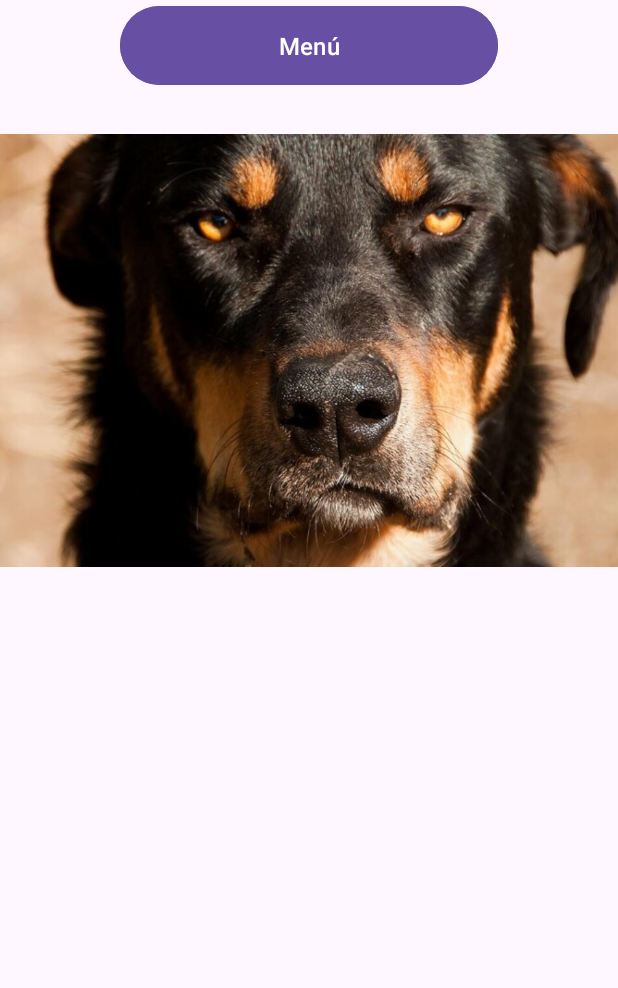
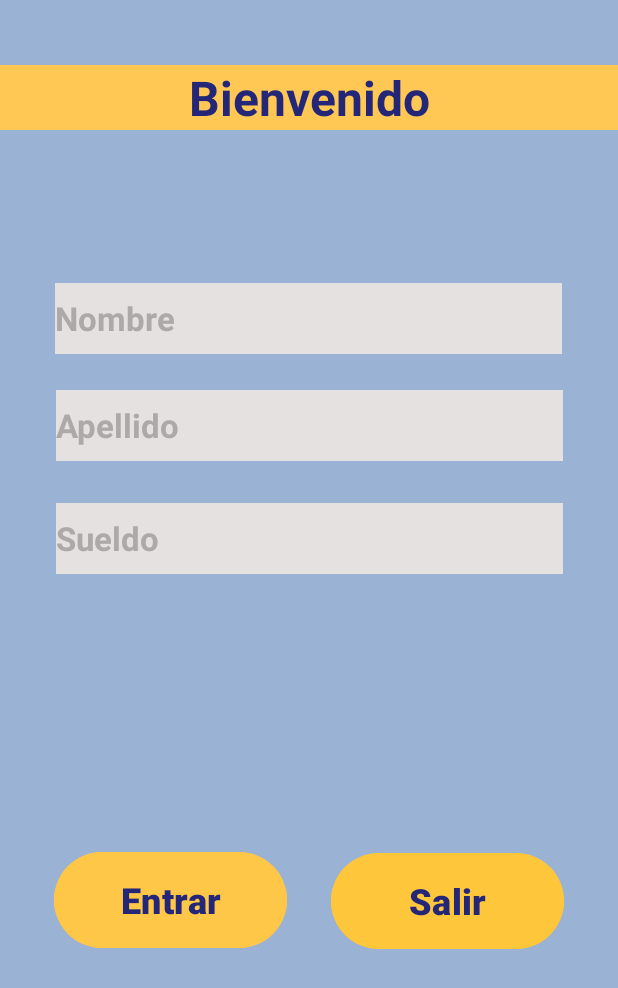
Before and after one commit to Abnermichea/Avance-1, an Android app: the screen it shows after launch (MainActivity before the commit, paginaPrincipal after it), on a phone screen of 412 x 824 dp. Shown: the top 988 px of the screen. Run offline under Robolectric (Android 15) with nearby library versions, the phone set to English and light mode, and no system bars.

Commit message:
Inicio Proyecto Avance 1

```diff
--- /dev/null
+++ b/app/src/main/java/com/example/gestordegastos/paginaPrincipal.java
@@ -0,0 +1,24 @@
+package com.example.gestordegastos;
+
+import android.os.Bundle;
+
+import androidx.activity.EdgeToEdge;
+import androidx.appcompat.app.AppCompatActivity;
+import androidx.core.graphics.Insets;
+import androidx.core.view.ViewCompat;
+import androidx.core.view.WindowInsetsCompat;
+
+public class paginaPrincipal extends AppCompatActivity {
+
+    @Override
+    protected void onCreate(Bundle savedInstanceState) {
+        super.onCreate(savedInstanceState);
+        EdgeToEdge.enable(this);
+        setContentView(R.layout.activity_pagina_principal);
+        ViewCompat.setOnApplyWindowInsetsListener(findViewById(R.id.main), (v, insets) -> {
+            Insets systemBars = insets.getInsets(WindowInsetsCompat.Type.systemBars());
+            v.setPadding(systemBars.left, systemBars.top, systemBars.right, systemBars.bottom);
+            return insets;
+        });
+    }
+}
--- a/app/src/main/res/layout/activity_main.xml
+++ b/app/src/main/res/layout/activity_main.xml
@@ -5,59 +5,99 @@
     android:id="@+id/main"
     android:layout_width="match_parent"
     android:layout_height="match_parent"
+    android:background="#9F5F8ABA"
     tools:context=".MainActivity">
 
+    <TextView
+        android:layout_width="match_parent"
+        android:layout_height="wrap_content"
+        android:layout_marginTop="32dp"
+        android:layout_marginBottom="125dp"
+        android:background="#FFC855"
+        android:text="@string/Bienvenido"
+        android:textAlignment="center"
+        android:textColor="#1A2775"
+        android:textSize="50sp"
+        android:textStyle="bold"
+        app:layout_constraintBottom_toTopOf="@+id/textView"
+        app:layout_constraintTop_toTopOf="parent"
+        tools:ignore="MissingConstraints"
+        tools:layout_editor_absoluteX="0dp" />
+
+    <ImageView
+        android:id="@+id/imageView"
+        android:layout_width="221dp"
+        android:layout_height="228dp"
+        android:layout_marginEnd="12dp"
+        android:layout_marginBottom="84dp"
+        android:padding="25dp"
+        android:src="@drawable/ingresos"
+        app:layout_constraintBottom_toTopOf="@+id/imageView2"
+        app:layout_constraintEnd_toStartOf="@+id/textView"
+        app:layout_constraintHorizontal_bias="0.0"
+        app:layout_constraintStart_toStartOf="parent"
+        tools:ignore="ContentDescription,MissingConstraints" />
 
     <TextView
-        android:id="@+id/txtBienvenido"
-        android:layout_width="match_parent"
-        android:layout_height="wrap_content"
-        android:padding="10dp"
-        android:text="Bienvenido"
-        android:shadowColor="@color/cardview_dark_background"
+        android:id="@+id/textView"
+        android:layout_width="96dp"
+        android:layout_height="69dp"
+        android:layout_marginEnd="84dp"
+        android:layout_marginBottom="148dp"
+        android:gravity="center"
+        android:text="@string/ingresos"
         android:textAlignment="center"
-        android:textSize="24sp"
-        android:textAppearance="@color/black"
+        android:textColor="#1A2775"
+        android:textSize="22sp"
         android:textStyle="bold"
-        tools:layout_editor_absoluteX="0dp"
-        tools:layout_editor_absoluteY="16dp"
+        app:layout_constraintBottom_toTopOf="@+id/imageView2"
+        app:layout_constraintEnd_toEndOf="parent"
         tools:ignore="MissingConstraints" />
 
-    <Button
-        android:id="@+id/btnSalir"
-        android:layout_width="match_parent"
-        android:layout_height="wrap_content"
-        android:layout_margin="80dp"
-        android:padding="15dp"
-        android:text="Salir"
+    <TextView
+        android:layout_width="115dp"
+        android:layout_height="70dp"
+        android:layout_marginEnd="24dp"
+        android:layout_marginBottom="144dp"
+        android:gravity="center"
+        android:text="@string/gastoMensual"
         android:textAlignment="center"
-        android:textSize="16sp"
-        tools:ignore="MissingConstraints"
-        tools:layout_editor_absoluteX="80dp"
-        tools:layout_editor_absoluteY="621dp" />
+        android:textColor="#1A2775"
+        android:textSize="22sp"
+        android:textStyle="bold"
+        app:layout_constraintBottom_toTopOf="@+id/button"
+        app:layout_constraintEnd_toStartOf="@+id/imageView2"
+        app:layout_constraintHorizontal_bias="1.0"
+        app:layout_constraintStart_toStartOf="parent"
+        tools:ignore="MissingConstraints" />
+
+    <ImageView
+        android:id="@+id/imageView2"
+        android:layout_width="249dp"
+        android:layout_height="211dp"
+        android:layout_marginBottom="80dp"
+        android:padding="25dp"
+        android:src="@drawable/inngresos"
+        app:layout_constraintBottom_toTopOf="@+id/button"
+        app:layout_constraintEnd_toEndOf="parent"
+        app:layout_constraintHorizontal_bias="1.0"
+        app:layout_constraintStart_toStartOf="parent"
+        tools:ignore="ContentDescription,MissingConstraints" />
 
     <Button
-        android:id="@+id/btnMenu"
-        android:layout_width="match_parent"
-        android:layout_height="wrap_content"
-        android:layout_margin="80dp"
-        android:padding="15dp"
-        android:text="Menú"
+        android:id="@+id/button"
+        android:layout_width="237dp"
+        android:layout_height="85dp"
+        android:layout_marginBottom="36dp"
+        android:backgroundTint="#FFC748"
+        android:text="Comencemos"
         android:textAlignment="center"
-        android:textSize="16sp"
-        tools:ignore="MissingConstraints"
-        tools:layout_editor_absoluteX="80dp"
-        tools:layout_editor_absoluteY="552dp" />
-
-    <ImageView
-        android:id="@+id/imgMenu"
-        android:layout_width="match_parent"
-        android:layout_height="wrap_content"
-        android:contentDescription="TODO"
-        app:srcCompat="@drawable/dog"
-        tools:ignore="MissingConstraints"
-        tools:layout_editor_absoluteX="0dp"
-        tools:layout_editor_absoluteY="68dp" />
-
+        android:textColor="#242777"
+        android:textSize="28sp"
+        android:textStyle="bold"
+        app:layout_constraintBottom_toBottomOf="parent"
+        app:layout_constraintEnd_toEndOf="parent"
+        app:layout_constraintStart_toStartOf="parent"
+        tools:ignore="HardcodedText,MissingConstraints" />
 
 </androidx.constraintlayout.widget.ConstraintLayout>
--- /dev/null
+++ b/app/src/main/res/layout/activity_pagina_principal.xml
@@ -0,0 +1,115 @@
+<?xml version="1.0" encoding="utf-8"?>
+<androidx.constraintlayout.widget.ConstraintLayout xmlns:android="http://schemas.android.com/apk/res/android"
+    xmlns:app="http://schemas.android.com/apk/res-auto"
+    xmlns:tools="http://schemas.android.com/tools"
+    android:id="@+id/main"
+    android:layout_width="match_parent"
+    android:layout_height="match_parent"
+    android:background="#9F5F8ABA"
+    tools:context=".paginaPrincipal">
+
+    <TextView
+        android:layout_width="match_parent"
+        android:layout_height="wrap_content"
+        android:layout_marginTop="40dp"
+        android:layout_marginBottom="47dp"
+        android:background="#FFC855"
+        android:gravity="center"
+        android:text="@string/inicio"
+        android:textAlignment="center"
+        android:textColor="#242777"
+        android:textSize="32sp"
+        android:textStyle="bold"
+        app:layout_constraintBottom_toTopOf="@+id/editTextText"
+        app:layout_constraintTop_toTopOf="parent"
+        app:layout_constraintVertical_bias="0.061"
+        tools:ignore="MissingConstraints"
+        tools:layout_editor_absoluteX="0dp" />
+
+    <AutoCompleteTextView
+        android:id="@+id/editTextText"
+        android:layout_width="338dp"
+        android:layout_height="47dp"
+        android:layout_marginBottom="24dp"
+        android:background="#E6E1E1"
+        android:inputType="text"
+        android:text="Nombre"
+        android:textColor="#ADA9A9"
+        android:textSize="22sp"
+        android:textStyle="bold"
+        app:layout_constraintBottom_toTopOf="@+id/editText"
+        app:layout_constraintEnd_toEndOf="parent"
+        app:layout_constraintHorizontal_bias="0.493"
+        app:layout_constraintStart_toStartOf="parent"
+        tools:ignore="Autofill,HardcodedText,LabelFor,MissingConstraints" />
+
+    <AutoCompleteTextView
+        android:id="@+id/editText"
+        android:layout_width="338dp"
+        android:layout_height="47dp"
+        android:layout_marginBottom="28dp"
+        android:background="#E6E1E1"
+        android:inputType="text"
+        android:text="Apellido"
+        android:textColor="#ADA9A9"
+        android:textSize="22sp"
+        android:textStyle="bold"
+        app:layout_constraintBottom_toTopOf="@+id/autoCompleteTextView"
+        app:layout_constraintEnd_toEndOf="parent"
+        app:layout_constraintStart_toStartOf="parent"
+        tools:ignore="Autofill,HardcodedText,LabelFor,MissingConstraints" />
+
+    <AutoCompleteTextView
+        android:id="@+id/autoCompleteTextView"
+        android:layout_width="338dp"
+        android:layout_height="47dp"
+        android:layout_marginBottom="181dp"
+        android:background="#E6E1E1"
+        android:text="Sueldo"
+        android:textColor="#ADA9A9"
+        android:textSize="22sp"
+        android:textStyle="bold"
+        app:layout_constraintBottom_toTopOf="@+id/button2"
+        app:layout_constraintEnd_toEndOf="parent"
+        app:layout_constraintStart_toStartOf="parent"
+        tools:ignore="HardcodedText,MissingConstraints" />
+
+    <Button
+        android:id="@+id/button2"
+        android:layout_width="155dp"
+        android:layout_height="72dp"
+        android:layout_marginStart="36dp"
+        android:layout_marginEnd="29dp"
+        android:layout_marginBottom="188dp"
+        android:text="Entrar"
+        android:textAlignment="center"
+        android:textSize="24sp"
+        android:textStyle="bold"
+        android:backgroundTint="#FFC748"
+        android:textColor="#242777"
+        app:layout_constraintBottom_toBottomOf="parent"
+        app:layout_constraintEnd_toStartOf="@+id/button3"
+        app:layout_constraintHorizontal_bias="0.0"
+        app:layout_constraintStart_toStartOf="parent"
+        tools:ignore="HardcodedText,MissingConstraints" />
+
+    <Button
+        android:id="@+id/button3"
+        android:layout_width="155dp"
+        android:layout_height="72dp"
+        android:layout_marginTop="182dp"
+        android:layout_marginEnd="36dp"
+        android:layout_marginBottom="188dp"
+        android:text="Salir"
+        android:textAlignment="center"
+        android:textSize="24sp"
+        android:textStyle="bold"
+        android:backgroundTint="#FEC63B"
+        android:textColor="#242777"
+        app:layout_constraintBottom_toBottomOf="parent"
+        app:layout_constraintEnd_toEndOf="parent"
+        app:layout_constraintTop_toBottomOf="@+id/autoCompleteTextView"
+        tools:ignore="HardcodedText,MissingConstraints" />
+
+
+</androidx.constraintlayout.widget.ConstraintLayout>
```
Also changed, not shown: app/src/main/AndroidManifest.xml (+10 -1 lines), app/src/main/java/com/example/gestordegastos/Inicio.java (added, +24 -0 lines), app/src/main/java/com/example/gestordegastos/ininioDos.java (added, +24 -0 lines), app/src/main/res/layout/activity_inicio.xml (added, +78 -0 lines), app/src/main/res/layout/activity_ininio_dos.xml (added, +10 -0 lines), app/src/main/res/values/strings.xml (+7 -1 lines), app/src/main/res/drawable/dog.jpg (deleted), app/src/main/res/drawable/ingresos.jpg (added), app/src/main/res/drawable/inicio.jpeg (deleted), app/src/main/res/drawable/inngresos.jpg (added).
